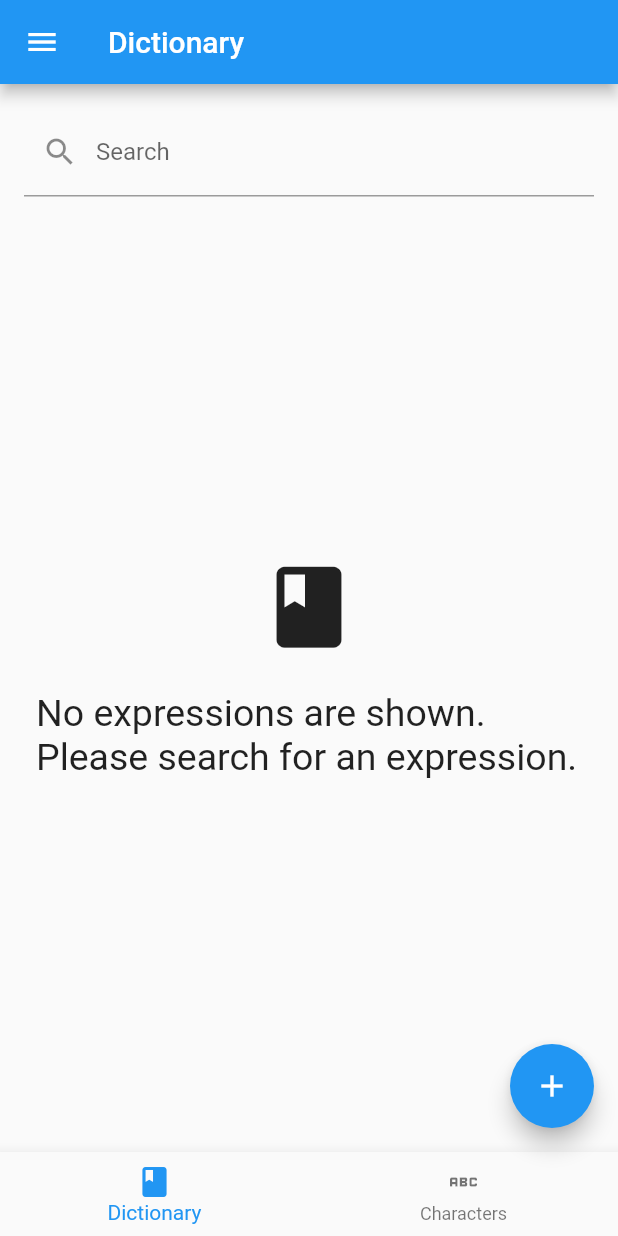
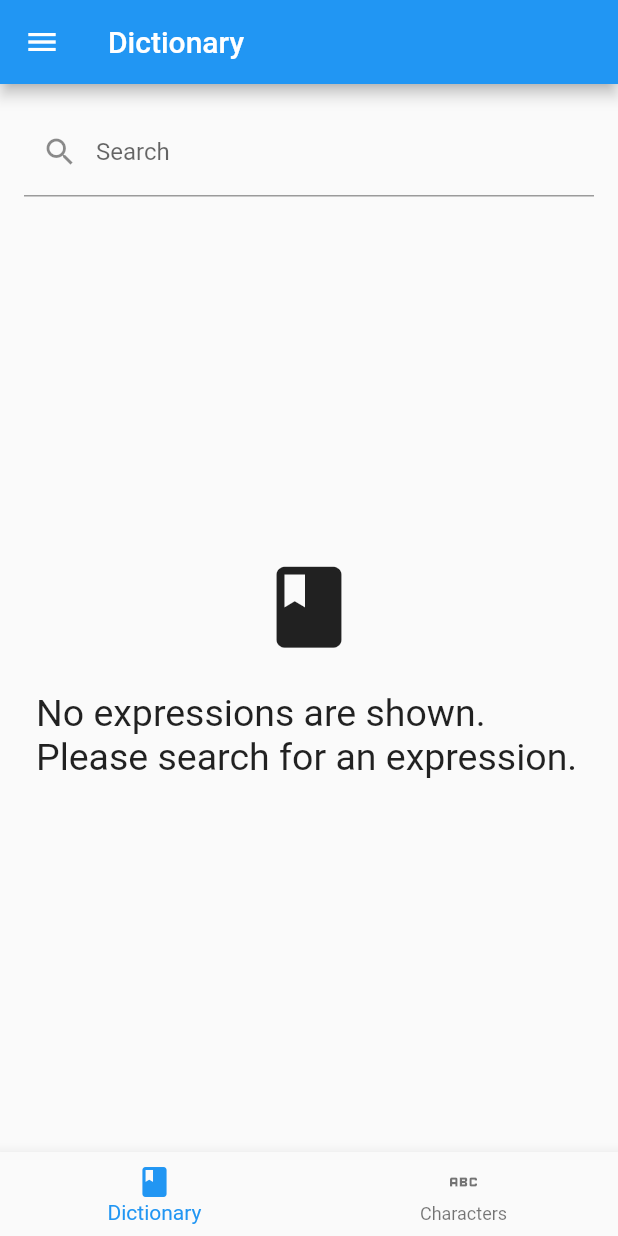
Before and after one commit to Dj-Polyester/OpenDict, a Flutter app: the screen it shows after launch, on a phone screen of 412 x 824 dp. Run offline on Flutter 3.47's test engine with Material 2 defaults, Android fonts, the phone set to English and light mode, and no system bars; our stand-ins replace isar, tuple; accounts and stored records are empty; generated files the repository leaves out were written again; statements that could not run were skipped.

Commit message:
comment out parts for planned features: add new items to vocabulary

```diff
--- a/lib/main.dart
+++ b/lib/main.dart
@@ -70,7 +70,7 @@ class MyHomePage extends StatelessWidget {
             drawer: page.drawerBuilder(context),
             appBar: page.appBarBuilder(context) as PreferredSizeWidget,
             body: page.bodyBuilder(context),
-            floatingActionButton: page.fabBuilder(context),
+            // floatingActionButton: page.fabBuilder(context),
             bottomNavigationBar: BottomNavigationBar(
               type: BottomNavigationBarType.fixed,
               items: Globals.pages
--- a/lib/pages/dictionary/jp/lang.dart
+++ b/lib/pages/dictionary/jp/lang.dart
@@ -235,7 +235,7 @@ class JPLang extends Lang<JPExpEntry, JPCharEntry> {
     List<JPCharMeaning> listOfMeanings = tuple2.item2;
 
     return ListTile(
-      leading: const Icon(Icons.star_border_outlined),
+      // leading: const Icon(Icons.star_border_outlined),
       title: Text(
           "${charEntryItem.literal}${(listOfMeanings.isEmpty) ? "" : " (${listOfMeanings.map((e) => e.value).join(", ")})"}"),
       subtitle:
@@ -352,7 +352,7 @@ class JPLang extends Lang<JPExpEntry, JPCharEntry> {
     List<JPExpMeaning> listOfSenses = tuple2.item2;
 
     return ListTile(
-      leading: const Icon(Icons.star_border_outlined),
+      // leading: const Icon(Icons.star_border_outlined),
       title: Text(listOfReadings
           .map((e) => (e.kanji == null) ? e.kana : "${e.kanji} (${e.kana})")
           .toList()
```
